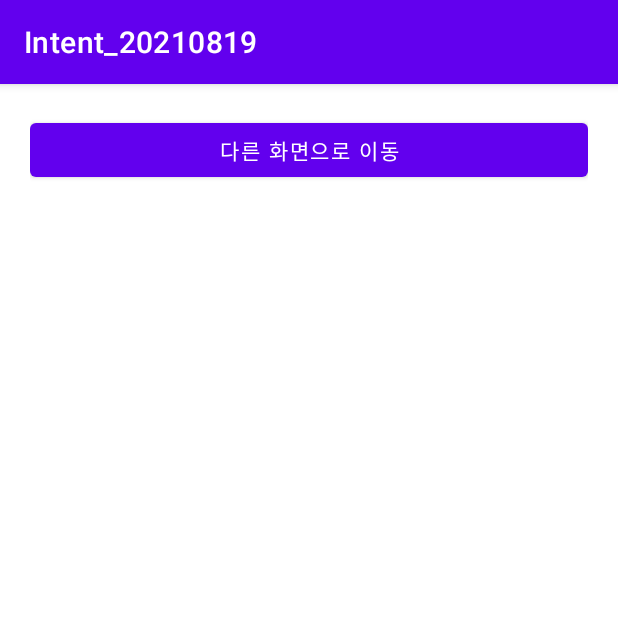
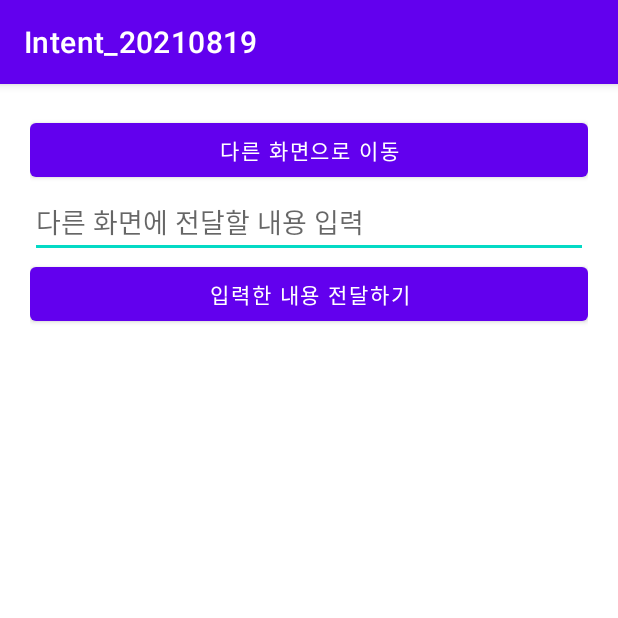
Before and after one commit to cho881020/Intent_20210819, an Android app: the screen it shows after launch (MainActivity), on a phone screen of 412 x 824 dp, the top half of it. Run offline under Robolectric (Android 15) with nearby library versions, the phone set to English and light mode, and no system bars.

```diff
--- a/app/src/main/AndroidManifest.xml
+++ b/app/src/main/AndroidManifest.xml
@@ -9,6 +9,9 @@
         android:roundIcon="@mipmap/ic_launcher_round"
         android:supportsRtl="true"
         android:theme="@style/Theme.Intent_20210819">
+        <activity
+            android:name=".ViewMessageActivity"
+            android:exported="true" />
         <activity
             android:name=".OtherActivity"
             android:exported="true" />
--- a/app/src/main/res/layout/activity_main.xml
+++ b/app/src/main/res/layout/activity_main.xml
@@ -14,4 +14,14 @@
         android:layout_height="wrap_content"
         android:text="다른 화면으로 이동" />
 
+    <EditText
+        android:layout_width="match_parent"
+        android:layout_height="wrap_content"
+        android:hint="다른 화면에 전달할 내용 입력" />
+
+    <Button
+        android:layout_width="match_parent"
+        android:layout_height="wrap_content"
+        android:text="입력한 내용 전달하기" />
+
 </LinearLayout>
```
Also changed, not shown: app/src/main/java/com/neppplus/intent_20210819/ViewMessageActivity.kt (added, +13 -0 lines), app/src/main/res/layout/activity_view_message.xml (added, +18 -0 lines).
